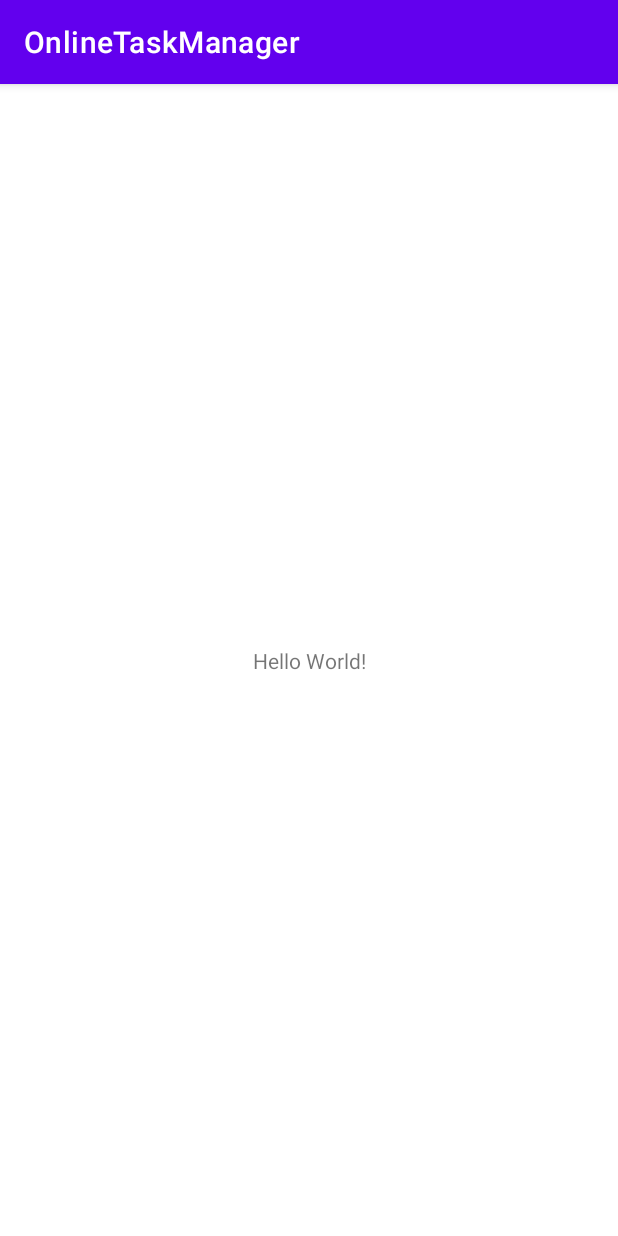
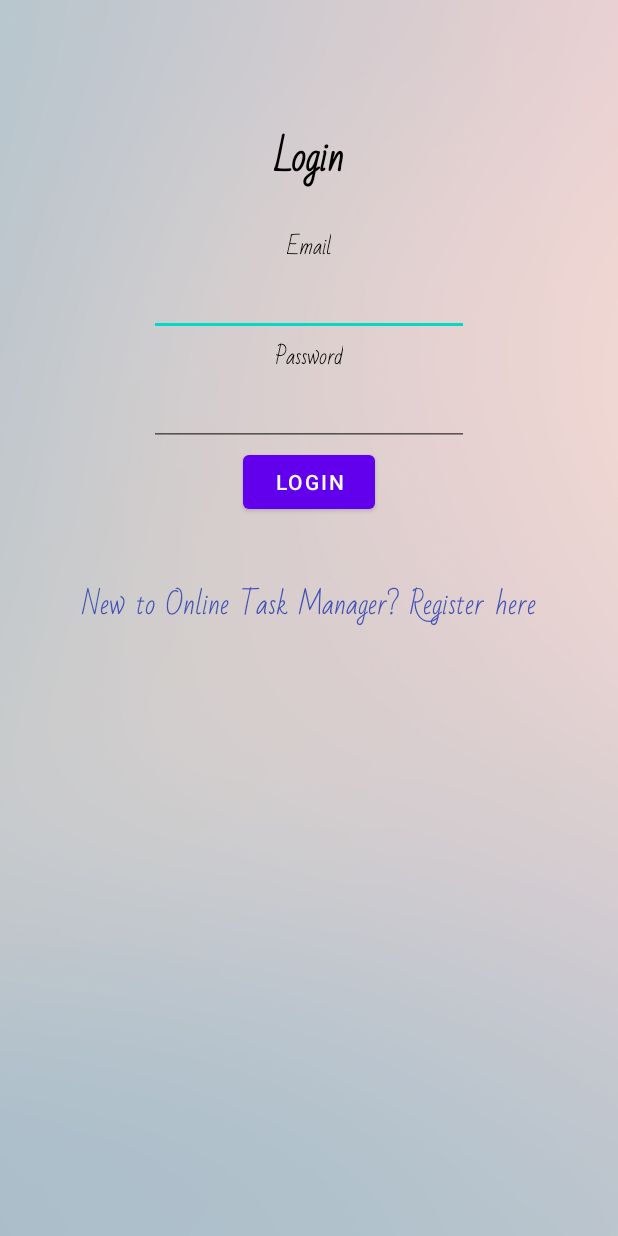
Before and after one commit to TeongYew/OnlineTaskManager---A202SGI, an Android app: the screen it shows after launch (MainActivity before the commit, LoginActivity after it), on a phone screen of 412 x 824 dp. Run offline under Robolectric (Android 15) with nearby library versions, the phone set to English and light mode, and no system bars; our stand-ins replace Firebase (no records; nobody signed in at launch, a user with empty details on screens opened directly).

Commit message:
Create Login & Registration Java and XML

```diff
--- a/OnlineTaskManager/app/src/main/AndroidManifest.xml
+++ b/OnlineTaskManager/app/src/main/AndroidManifest.xml
@@ -14,7 +14,7 @@
         android:theme="@style/Theme.OnlineTaskManager"
         tools:targetApi="31">
         <activity
-            android:name=".MainActivity"
+            android:name=".LoginActivity"
             android:exported="true">
             <intent-filter>
                 <action android:name="android.intent.action.MAIN" />
@@ -22,6 +22,7 @@
                 <category android:name="android.intent.category.LAUNCHER" />
             </intent-filter>
         </activity>
+        <activity android:name=".RegisterActivity" android:exported="false" />
     </application>
 
 </manifest>
--- /dev/null
+++ b/OnlineTaskManager/app/src/main/java/com/example/onlinetaskmanager/LoginActivity.java
@@ -0,0 +1,108 @@
+package com.example.onlinetaskmanager;
+
+import androidx.annotation.NonNull;
+import androidx.appcompat.app.AppCompatActivity;
+
+import android.app.ProgressDialog;
+import android.content.Intent;
+import android.os.Bundle;
+import android.view.View;
+import android.view.Window;
+import android.view.WindowManager;
+import android.widget.Button;
+import android.widget.EditText;
+import android.widget.TextView;
+import android.widget.Toast;
+
+import com.google.android.gms.tasks.OnCompleteListener;
+import com.google.android.gms.tasks.Task;
+import com.google.firebase.auth.AuthResult;
+import com.google.firebase.auth.FirebaseAuth;
+import com.google.firebase.auth.FirebaseUser;
+
+public class LoginActivity extends AppCompatActivity {
+
+    TextView lnkRegister;
+    EditText txtEmail, txtPwd;
+    Button btnLogin;
+    String emailPattern = "[a-zA-Z0-9._-]+@[a-z]+\\.+[a-z]+";
+    ProgressDialog progressDialog;
+
+    FirebaseAuth mAuth;
+    FirebaseUser mUser;
+
+    @Override
+    protected void onCreate(Bundle savedInstanceState) {
+        super.onCreate(savedInstanceState);
+
+        requestWindowFeature(Window.FEATURE_NO_TITLE);
+        getWindow().setFlags(WindowManager.LayoutParams.FLAG_FULLSCREEN,WindowManager.LayoutParams.FLAG_FULLSCREEN);
+        getSupportActionBar().hide();
+
+        setContentView(R.layout.activity_login);
+
+        lnkRegister = findViewById(R.id.lnkRegister);
+
+
+        txtEmail = findViewById(R.id.txtEmail);
+        txtPwd = findViewById(R.id.txtPwd);
+        btnLogin = findViewById(R.id.btnLogin);
+        progressDialog = new ProgressDialog(this);
+
+        mAuth = FirebaseAuth.getInstance();
+        mUser = mAuth.getCurrentUser();
+
+        lnkRegister.setOnClickListener(new View.OnClickListener() {
+            @Override
+            public void onClick(View v) {
+                Intent intent = new Intent(LoginActivity.this, RegisterActivity.class);
+                startActivity(intent);
+            }
+        });
+
+        btnLogin.setOnClickListener(new View.OnClickListener() {
+            @Override
+            public void onClick(View v) {
+                performLogin();
+            }
+        });
+    }
+
+    private void performLogin() {
+        String email = txtEmail.getText().toString();
+        String password = txtPwd.getText().toString();
+
+        if (!email.matches(emailPattern)){
+            txtEmail.setError("Enter correct email");
+        } else if (password.isEmpty()||password.length()<6){
+            txtPwd.setError("Enter proper password");
+        } else {
+            progressDialog.setMessage("Logging in...");
+            progressDialog.setTitle("Login");
+            progressDialog.setCanceledOnTouchOutside(false);
+            progressDialog.show();
+
+            mAuth.signInWithEmailAndPassword(email,password).addOnCompleteListener(new OnCompleteListener<AuthResult>() {
+                @Override
+                public void onComplete(@NonNull Task<AuthResult> task) {
+                    if (task.isSuccessful()){
+                        progressDialog.dismiss();
+                        sendUserToNextActivity();
+                        Toast.makeText(LoginActivity.this, "Login Successful", Toast.LENGTH_SHORT).show();
+                    } else {
+                        progressDialog.dismiss();
+                        Toast.makeText(LoginActivity.this, ""+task.getException(), Toast.LENGTH_SHORT).show();
+                    }
+                }
+            });
+        }
+    }
+
+    private void sendUserToNextActivity() {
+        Intent intent = new Intent(LoginActivity.this, MainActivity.class);
+        String email = txtEmail.getText().toString();
+        intent.putExtra("email", email);
+        intent.setFlags(Intent.FLAG_ACTIVITY_CLEAR_TASK|Intent.FLAG_ACTIVITY_NEW_TASK);
+        startActivity(intent);
+    }
+}
--- /dev/null
+++ b/OnlineTaskManager/app/src/main/res/layout/activity_login.xml
@@ -0,0 +1,67 @@
+<?xml version="1.0" encoding="utf-8"?>
+<LinearLayout xmlns:android="http://schemas.android.com/apk/res/android"
+    android:orientation="vertical" android:layout_width="match_parent"
+    android:background="@drawable/__87200_android_app_background_white"
+    android:layout_height="match_parent">
+
+    <TextView
+        android:id="@+id/loginscrn"
+        android:layout_width="wrap_content"
+        android:layout_height="wrap_content"
+        android:layout_gravity="center"
+        android:layout_marginTop="80dp"
+        android:clickable="false"
+        android:fontFamily="@font/bad_script"
+        android:text="@string/login_text"
+        android:textColor="#000000"
+        android:textSize="25sp"
+        android:textStyle="bold" />
+
+    <TextView
+        android:id="@+id/fstTxt"
+        android:layout_width="wrap_content"
+        android:layout_height="wrap_content"
+        android:layout_gravity="center"
+        android:layout_marginTop="20dp"
+        android:fontFamily="@font/bad_script"
+        android:text="@string/email_text"
+        android:textColor="#000000" />
+    <EditText
+        android:id="@+id/txtEmail"
+        android:layout_width="wrap_content"
+        android:layout_height="wrap_content"
+        android:layout_gravity="center"
+        android:ems="10"/>
+
+    <TextView
+        android:id="@+id/secTxt"
+        android:layout_width="wrap_content"
+        android:layout_height="wrap_content"
+        android:layout_gravity="center"
+        android:fontFamily="@font/bad_script"
+        android:text="@string/password_text"
+        android:textColor="#000000" />
+    <EditText
+        android:id="@+id/txtPwd"
+        android:layout_width="wrap_content"
+        android:layout_height="wrap_content"
+        android:layout_gravity="center"
+        android:inputType="textPassword"
+        android:ems="10" />
+    <Button
+        android:id="@+id/btnLogin"
+        android:layout_width="wrap_content"
+        android:layout_height="wrap_content"
+        android:layout_gravity="center"
+        android:text="@string/login_text" />
+
+    <TextView android:id="@+id/lnkRegister"
+        android:layout_width="match_parent"
+        android:layout_height="wrap_content"
+        android:layout_marginTop="40dp"
+        android:fontFamily="@font/bad_script"
+        android:text="@string/register_link_text"
+        android:gravity="center"
+        android:textSize="18dp"
+        android:textColor="#3F51B5"/>
+</LinearLayout>
--- a/OnlineTaskManager/app/src/main/res/values/strings.xml
+++ b/OnlineTaskManager/app/src/main/res/values/strings.xml
@@ -1,3 +1,7 @@
 <resources>
     <string name="app_name">OnlineTaskManager</string>
+    <string name="login_text">Login</string>
+    <string name="email_text">Email</string>
+    <string name="password_text">Password</string>
+    <string name="register_link_text">New to Online Task Manager? Register here</string>
 </resources>
--- a/OnlineTaskManager/build.gradle
+++ b/OnlineTaskManager/build.gradle
@@ -1,4 +1,8 @@
-// Top-level build file where you can add configuration options common to all sub-projects/modules.
+buildscript {
+    dependencies {
+        classpath 'com.google.gms:google-services:4.3.14'
+    }
+}// Top-level build file where you can add configuration options common to all sub-projects/modules.
 plugins {
     id 'com.android.application' version '7.2.0' apply false
     id 'com.android.library' version '7.2.0' apply false
```
Also changed, not shown: OnlineTaskManager/app/build.gradle (+9 -0 lines), OnlineTaskManager/app/src/main/java/com/example/onlinetaskmanager/RegisterActivity.java (added, +141 -0 lines), OnlineTaskManager/app/src/main/res/layout/activity_register.xml (added, +95 -0 lines), OnlineTaskManager/app/src/main/res/drawable/__87200_android_app_background_white.jpg (added), OnlineTaskManager/app/src/main/res/font/bad_script.ttf (added), 1 other file.
